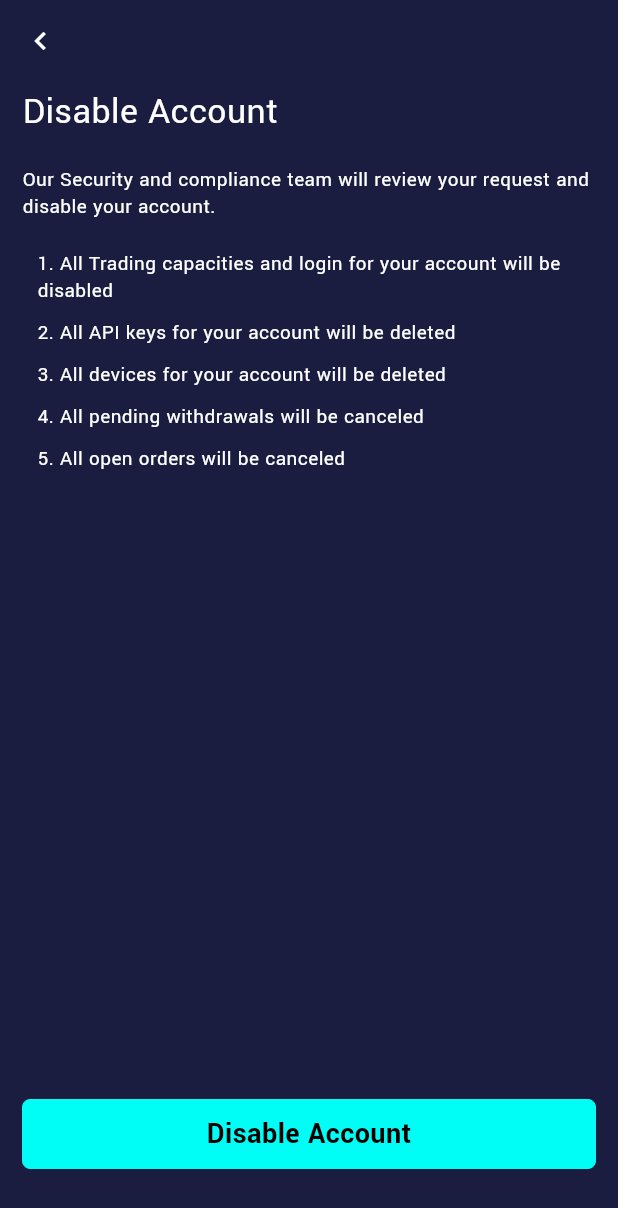
After one commit to ahmedelnoor2/lfi_widget_app, a Flutter app: the DisableAccount screen opened by its route, on a phone screen of 412 x 824 dp. The commit adds this screen. Shown: the top 1208 px of the screen. Run offline on Flutter 3.47's test engine with Material 2 defaults, Android fonts, the phone set to English and light mode, and no system bars; our stand-ins replace carousel_slider, flutter_svg, gallery_saver, package_info_plus, screenshot, shared_preferences and 2 more; missing offline and left inert: flutter_aliyun_captcha, flutter_share, k_chart, qr_code_scanner, webviewx; accounts and stored records are empty; network calls fail.

Commit message:
Fix bugs and add disable account process

```diff
--- a/lib/main.dart
+++ b/lib/main.dart
@@ -29,6 +29,7 @@ import 'package:lyotrade/screens/dashboard.dart';
 import 'package:lyotrade/screens/dex_swap/dex_swap.dart';
 import 'package:lyotrade/screens/future_trade/future_trade.dart';
 import 'package:lyotrade/screens/market/market.dart';
+import 'package:lyotrade/screens/security/disable_account.dart';
 import 'package:lyotrade/screens/security/email_change.dart';
 import 'package:lyotrade/screens/security/google_auth.dart';
 import 'package:lyotrade/screens/security/password.dart';
@@ -243,6 +244,7 @@ class MyApp extends StatelessWidget {
               BuySellTransactions.routeName: (context) =>
                   const BuySellTransactions(),
               DexSwap.routeName: (context) => const DexSwap(),
+              DisableAccount.routeName: (context) => const DisableAccount(),
             },
           );
         },
--- a/lib/screens/assets/transactions/deposit_lists.dart
+++ b/lib/screens/assets/transactions/deposit_lists.dart
@@ -71,7 +71,7 @@ Widget depositList(context, width, height, allDeposits) {
                             children: [
                               Text('${getCoinName(deposit['symbol'])}'),
                               Text(
-                                '${DateFormat('yyyy-mm-dd hh:mm:ss').format(DateTime.parse('${deposit['createdAt']}'))}',
+                                '${DateFormat('dd-MM-y H:mm').format(DateTime.parse(deposit['createdAt']))}',
                                 style: TextStyle(
                                     color: secondaryTextColor, fontSize: 12),
                               ),
--- a/lib/screens/assets/transactions/withdraw_lists.dart
+++ b/lib/screens/assets/transactions/withdraw_lists.dart
@@ -71,7 +71,7 @@ Widget withdrawList(context, width, height, allWithdrawals) {
                             children: [
                               Text('${getCoinName(withdrawal['symbol'])}'),
                               Text(
-                                '${DateFormat('yyyy-mm-dd hh:mm:ss').format(DateTime.parse('${withdrawal['createdAt']}'))}',
+                                '${DateFormat('dd-MM-y H:mm').format(DateTime.parse(withdrawal['createdAt']))}',
                                 style: TextStyle(
                                     color: secondaryTextColor, fontSize: 12),
                               ),
--- /dev/null
+++ b/lib/screens/security/disable_account.dart
@@ -0,0 +1,294 @@
+import 'package:flutter/foundation.dart';
+import 'package:flutter/material.dart';
+import 'package:flutter/services.dart';
+import 'package:flutter/src/animation/animation_controller.dart';
+import 'package:flutter/src/foundation/key.dart';
+import 'package:flutter/src/widgets/framework.dart';
+import 'package:flutter/src/widgets/ticker_provider.dart';
+import 'package:lyotrade/screens/common/header.dart';
+import 'package:lyotrade/screens/common/lyo_buttons.dart';
+import 'package:lyotrade/screens/common/snackalert.dart';
+import 'package:lyotrade/screens/common/types.dart';
+import 'package:lyotrade/utils/AppConstant.utils.dart';
+import 'package:lyotrade/utils/Colors.utils.dart';
+import 'package:url_launcher/url_launcher.dart';
+
+class DisableAccount extends StatefulWidget {
+  static const routeName = '/disable_account';
+  const DisableAccount({Key? key}) : super(key: key);
+
+  @override
+  State<DisableAccount> createState() => _DisableAccountState();
+}
+
+class _DisableAccountState extends State<DisableAccount>
+    with SingleTickerProviderStateMixin {
+  late AnimationController _controller;
+
+  @override
+  void initState() {
+    super.initState();
+    _controller = AnimationController(vsync: this);
+  }
+
+  @override
+  void dispose() {
+    super.dispose();
+    _controller.dispose();
+  }
+
+  void _launchUrl(_url) async {
+    final Uri url = Uri.parse(_url);
+    if (!await launchUrl(url)) throw 'Could not launch $url';
+  }
+
+  @override
+  Widget build(BuildContext context) {
+    return Scaffold(
+      appBar: hiddenAppBar(),
+      body: Column(
+        crossAxisAlignment: CrossAxisAlignment.start,
+        mainAxisAlignment: MainAxisAlignment.spaceBetween,
+        children: [
+          Container(
+            padding: EdgeInsets.all(15),
+            child: Column(
+              crossAxisAlignment: CrossAxisAlignment.start,
+              children: [
+                Row(
+                  mainAxisAlignment: MainAxisAlignment.spaceBetween,
+                  children: [
+                    Row(
+                      children: [
+                        Container(
+                          padding: EdgeInsets.only(right: 20),
+                          child: InkWell(
+                            onTap: () {
+                              Navigator.pop(context);
+                            },
+                            child: Icon(Icons.chevron_left),
+                          ),
+                        ),
+                        // Text(
+                        //   'Disable Account',
+                        //   style: TextStyle(
+                        //     fontSize: 18,
+                        //     fontWeight: FontWeight.bold,
+                        //   ),
+                        // ),
+                      ],
+                    ),
+                  ],
+                ),
+                Container(
+                  padding: EdgeInsets.only(top: 20),
+                  child: Text(
+                    'Disable Account',
+                    style: TextStyle(fontSize: 25),
+                  ),
+                ),
+                Container(
+                  padding: EdgeInsets.only(top: 20, bottom: 10),
+                  child: Text(
+                    'Our Security and compliance team will review your request and disable your account.',
+                  ),
+                ),
+                Container(
+                  padding: EdgeInsets.all(10),
+                  child: Column(
+                    crossAxisAlignment: CrossAxisAlignment.start,
+                    children: [
+                      Container(
+                        padding: EdgeInsets.only(bottom: 10),
+                        child: Text(
+                          '1. All Trading capacities and login for your account will be disabled',
+                        ),
+                      ),
+                      Container(
+                        padding: EdgeInsets.only(bottom: 10),
+                        child: Text(
+                          '2. All API keys for your account will be deleted',
+                        ),
+                      ),
+                      Container(
+                        padding: EdgeInsets.only(bottom: 10),
+                        child: Text(
+                          '3. All devices for your account will be deleted',
+                        ),
+                      ),
+                      Container(
+                        padding: EdgeInsets.only(bottom: 10),
+                        child: Text(
+                          '4. All pending withdrawals will be canceled',
+                        ),
+                      ),
+                      Container(
+                        padding: EdgeInsets.only(bottom: 10),
+                        child: Text(
+                          '5. All open orders will be canceled',
+                        ),
+                      ),
+                    ],
+                  ),
+                ),
+              ],
+            ),
+          ),
+          Container(
+            padding: EdgeInsets.all(15),
+            child: LyoButton(
+              text: 'Disable Account',
+              active: true,
+              isLoading: false,
+              activeColor: linkColor,
+              activeTextColor: Colors.black,
+              onPressed: () {
+                showModalBottomSheet<void>(
+                  context: context,
+                  isScrollControlled: true,
+                  builder: (BuildContext context) {
+                    return StatefulBuilder(
+                      builder: (BuildContext context, StateSetter setState) {
+                        return processDisableAcocunt();
+                      },
+                    );
+                  },
+                );
+              },
+            ),
+          ),
+        ],
+      ),
+    );
+  }
+
+  Widget processDisableAcocunt() {
+    height = MediaQuery.of(context).size.height;
+
+    return Container(
+      padding: EdgeInsets.all(10),
+      // height: height * 0.5,
+      child: Column(
+        mainAxisAlignment: MainAxisAlignment.start,
+        crossAxisAlignment: CrossAxisAlignment.start,
+        mainAxisSize: MainAxisSize.min,
+        children: [
+          Row(
+            mainAxisAlignment: MainAxisAlignment.spaceBetween,
+            children: [
+              IconButton(
+                onPressed: () {
+                  Navigator.pop(context);
+                },
+                icon: Icon(Icons.close),
+              )
+            ],
+          ),
+          Text(
+            'To disable your account you can follow either of these two options',
+            style: TextStyle(
+              fontSize: 16,
+              fontWeight: FontWeight.bold,
+              color: errorColor,
+            ),
+          ),
+          InkWell(
+            onTap: () {
+              _launchUrl(
+                'https://support.lyotrade.com/',
+              );
+            },
+            child: Container(
+              padding: EdgeInsets.only(bottom: 20),
+              child: Card(
+                child: Container(
+                  padding: EdgeInsets.all(10),
+                  child: Column(
+                    crossAxisAlignment: CrossAxisAlignment.start,
+                    children: [
+                      Container(
+                        padding: EdgeInsets.only(bottom: 10),
+                        child: Row(
+                          children: [
+                            Container(
+                              padding: EdgeInsets.only(right: 10),
+                              child: Icon(
+                                Icons.confirmation_num,
+                                size: 30,
+                              ),
+                            ),
+                            Text(
+                              'Create support ticket',
+                              style: TextStyle(fontSize: 20),
+                            ),
+                          ],
+                        ),
+                      ),
+                      Text(
+                        'Raise a ticket attaching a valid Passport or National ID Card along with a real-time selfie picture holding the ID document',
+                        style: TextStyle(fontSize: 16, color: warningColor),
+                      ),
+                    ],
+                  ),
+                ),
+              ),
+            ),
+          ),
+          InkWell(
+            onTap: () {
+              if (kIsWeb) {
+                Clipboard.setData(
+                  ClipboardData(
+                    text: 'support@lyotrade.com',
+                  ),
+                );
+                Navigator.pop(context);
+                snackAlert(context, SnackTypes.success,
+                    'Support email address copied');
+              } else {
+                _launchUrl(
+                  'mailto:support@lyotrade.com?subject=Disable My Account Request',
+                );
+              }
+            },
+            child: Container(
+              padding: EdgeInsets.only(bottom: 20),
+              child: Card(
+                child: Container(
+                  padding: EdgeInsets.all(10),
+                  child: Column(
+                    crossAxisAlignment: CrossAxisAlignment.start,
+                    children: [
+                      Container(
+                        padding: EdgeInsets.only(bottom: 10),
+                        child: Row(
+                          children: [
+                            Container(
+                              padding: EdgeInsets.only(right: 10),
+                              child: Icon(
+                                Icons.email,
+                                size: 30,
+                              ),
+                            ),
+                            Text(
+                              'Send an email',
+                              style: TextStyle(fontSize: 20),
+                            ),
+                          ],
+                        ),
+                      ),
+                      Text(
+                        'Send an email to support@lyotrade.com attaching a valid Passport or National ID Card along with a real-time selfie picture holding the ID document.',
+                        style: TextStyle(fontSize: 16, color: warningColor),
+                      ),
+                    ],
+                  ),
+                ),
+              ),
+            ),
+          ),
+        ],
+      ),
+    );
+  }
+}
--- a/lib/screens/security/security.dart
+++ b/lib/screens/security/security.dart
@@ -196,6 +196,20 @@ class _SecurityState extends State<Security> {
                 ),
               ),
             ),
+            const Divider(),
+            ListTile(
+              onTap: () {
+                Navigator.pushNamed(context, '/disable_account');
+              },
+              leading: const Icon(Icons.disabled_by_default),
+              title: const Text('Disable my account'),
+              subtitle: const Text(
+                'Raise a ticket to disable the account',
+                style: TextStyle(fontSize: 12),
+              ),
+              trailing: Icon(Icons.chevron_right),
+            ),
+            const Divider(),
           ],
         )),
       ),
--- a/pubspec.yaml
+++ b/pubspec.yaml
@@ -58,6 +58,7 @@ dependencies:
   slider_captcha: ^0.0.8
   uuid: ^3.0.6
   package_info_plus: ^1.4.2
+  mailto: ^2.0.0
 
 dev_dependencies:
   flutter_test:
```
Also changed, not shown: pubspec.lock, 1 other file.
